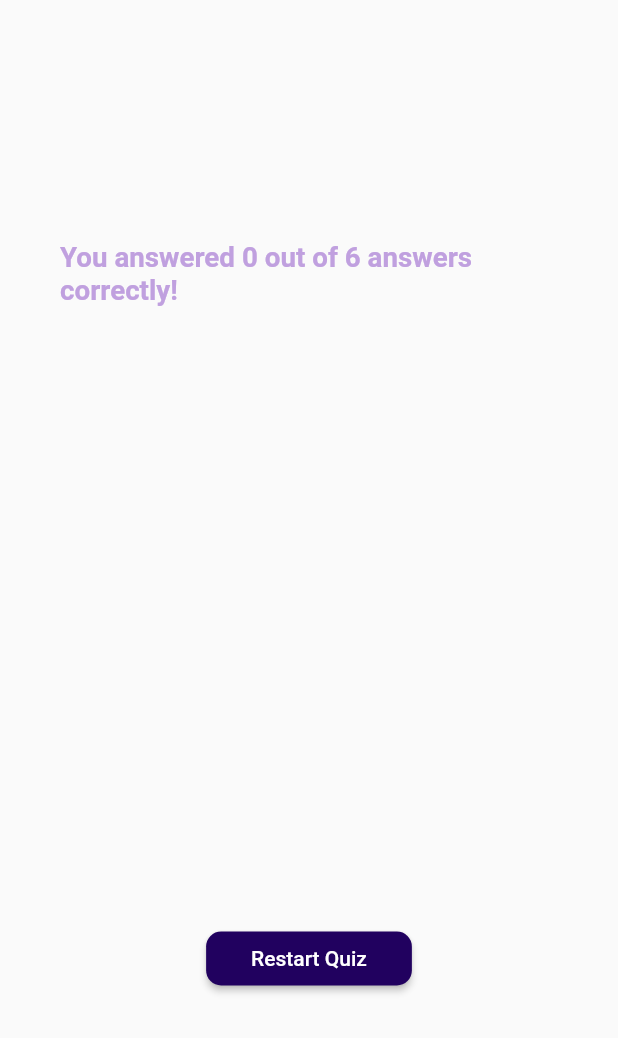
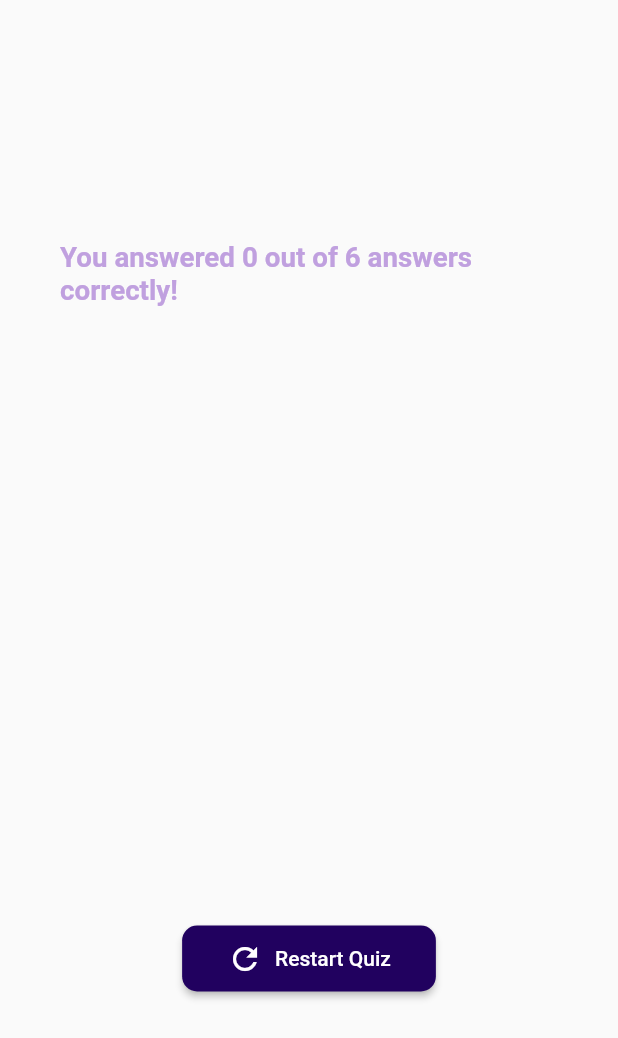
Before and after one commit to hamza5999/quiz-app, a Flutter app: the ResultsScreen widget shown alone on an empty page, opened directly with empty values, on a phone screen of 412 x 824 dp. Shown: the top 1038 px of the screen. Run offline on Flutter 3.47's test engine with Material 2 defaults, Android fonts, the phone set to English and light mode, and no system bars; our stand-ins replace google_fonts.

Commit message:
Add icon in ElevatedButton named Restart Quiz

```diff
--- a/lib/results_screen.dart
+++ b/lib/results_screen.dart
@@ -50,10 +50,22 @@ class ResultsScreen extends StatelessWidget {
             const SizedBox(height: 30),
             QuestionSummary(summaryData),
             const SizedBox(height: 30),
-            AnswerButton(
-              answerText: "Restart Quiz",
-              onTap: () {},
-            )
+            ElevatedButton.icon(
+              onPressed: () {},
+              style: ElevatedButton.styleFrom(
+                padding: const EdgeInsets.symmetric(
+                  horizontal: 30,
+                  vertical: 10,
+                ),
+                backgroundColor: const Color.fromARGB(255, 33, 1, 95),
+                foregroundColor: Colors.white,
+                shape: RoundedRectangleBorder(
+                  borderRadius: BorderRadius.circular(10),
+                ),
+              ),
+              icon: const Icon(Icons.refresh),
+              label: const Text("Restart Quiz"),
+            ),
           ],
         ),
       ),
```
